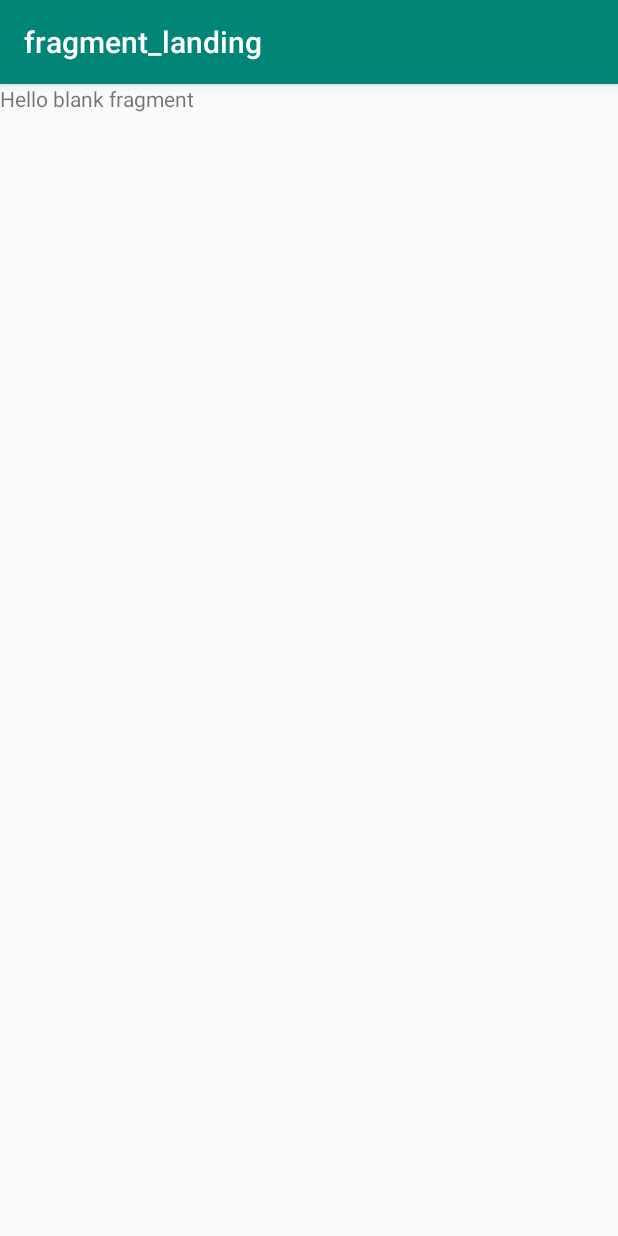
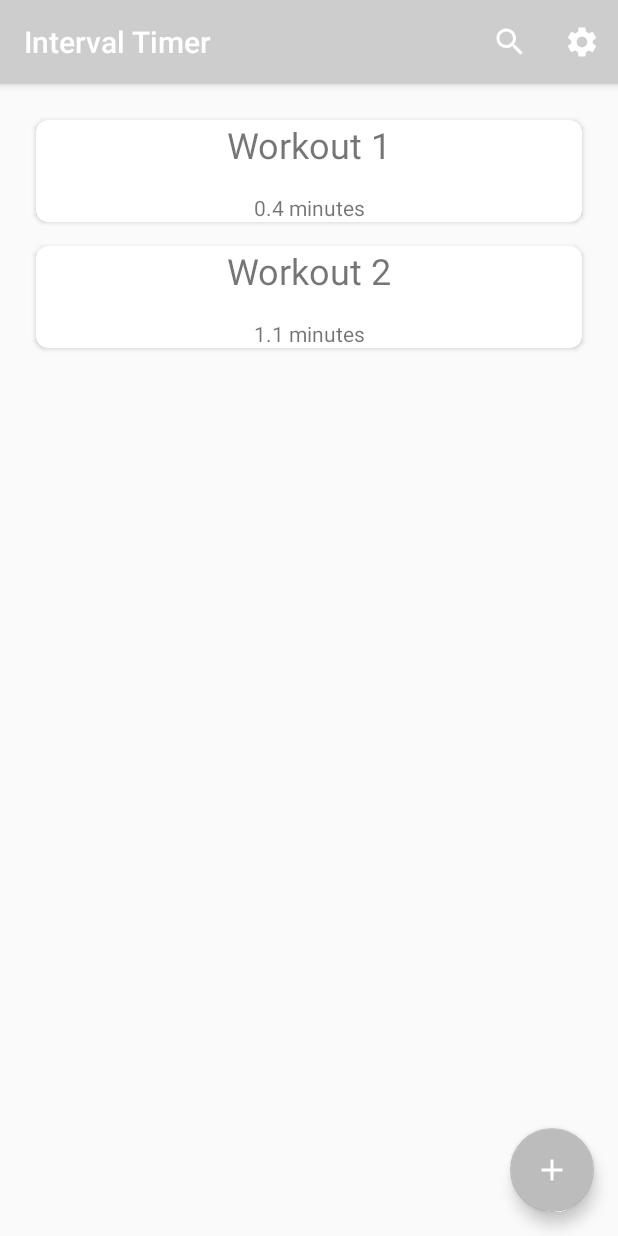
Before and after one commit to JacobHearst/IntervalTimer, an Android app: the screen it shows after launch (MainActivity), on a phone screen of 412 x 824 dp. Run offline under Robolectric (Android 15) with nearby library versions, the phone set to English and light mode, and no system bars; our stand-ins replace navigation-ui.

Commit message:
Create main screen
Created screen for viewing all workouts. Workout class was created.

```diff
--- a/app/src/main/java/com/example/intervaltimer/LandingFragment.kt
+++ b/app/src/main/java/com/example/intervaltimer/LandingFragment.kt
@@ -5,20 +5,46 @@ import android.os.Bundle
 import android.view.LayoutInflater
 import android.view.View
 import android.view.ViewGroup
+import android.widget.Toast
 import androidx.fragment.app.Fragment
+import androidx.recyclerview.widget.LinearLayoutManager
+import androidx.recyclerview.widget.RecyclerView
+import com.example.subshop.WorkoutCardAdapter
+import com.google.android.material.floatingactionbutton.FloatingActionButton
+import kotlinx.android.synthetic.main.fragment_landing.view.*
 
 /**
  * A simple [Fragment] subclass.
  */
 class LandingFragment : Fragment() {
 
+    var recyclerLayout: LinearLayoutManager? = null
+    var recyclerAdapter: WorkoutCardAdapter? = null
+
     override fun onCreateView(
         inflater: LayoutInflater, container: ViewGroup?,
         savedInstanceState: Bundle?
     ): View? {
         // Inflate the layout for this fragment
-        return inflater.inflate(R.layout.fragment_landing, container, false)
+        val rootView = inflater.inflate(R.layout.fragment_landing, container, false)
+
+        val mFab = rootView.addWorkoutButton//rootView.findViewById<FloatingActionButton>(R.id.addWorkoutButton)
+        mFab?.setOnClickListener {
+            Toast.makeText(this.context, "TODO: Navigate to new workout screen", Toast.LENGTH_LONG).show()
+        }
+
+        val workouts = listOf<Workout>(Workout("Workout 1", 0.4, false),
+                                       Workout("Workout 2", 1.1, true))
+
+        recyclerLayout = LinearLayoutManager(this.context)
+        recyclerAdapter = WorkoutCardAdapter(workouts)
+
+        rootView.findViewById<RecyclerView>(R.id.cardRecyclerView).apply {
+            layoutManager = recyclerLayout
+            adapter = recyclerAdapter
+        }
+
+        return rootView
     }
 
-
 }
--- a/app/src/main/java/com/example/intervaltimer/MainActivity.kt
+++ b/app/src/main/java/com/example/intervaltimer/MainActivity.kt
@@ -1,6 +1,8 @@
 package com.example.intervaltimer
 
 import android.os.Bundle
+import android.view.Menu
+import android.view.MenuItem
 import androidx.appcompat.app.AppCompatActivity
 import androidx.navigation.findNavController
 import androidx.navigation.ui.NavigationUI
@@ -23,4 +25,14 @@ class MainActivity : AppCompatActivity() {
         val navController = this.findNavController(R.id.navHostFragment)
         return navController.navigateUp()
     }
+
+    override fun onCreateOptionsMenu(menu: Menu): Boolean {
+        // Inflate the menu; this adds items to the action bar if it is present.
+        getMenuInflater().inflate(R.menu.main_menu, menu)
+        return true
+    }
+
+    override fun onOptionsItemSelected(item: MenuItem): Boolean {
+        return super.onOptionsItemSelected(item)
+    }
 }
--- /dev/null
+++ b/app/src/main/java/com/example/intervaltimer/Workout.kt
@@ -0,0 +1,7 @@
+package com.example.intervaltimer
+
+data class Workout(var name: String,
+                   var time: Double,
+                   var isFavorite: Boolean) {
+
+}
--- /dev/null
+++ b/app/src/main/java/com/example/intervaltimer/WorkoutCardAdapter.kt
@@ -0,0 +1,85 @@
+package com.example.subshop
+
+import android.view.LayoutInflater
+import android.view.View
+import android.view.ViewGroup
+import android.widget.TextView
+import androidx.recyclerview.widget.RecyclerView
+import com.example.intervaltimer.R
+import com.example.intervaltimer.Workout
+import java.util.*
+
+/**
+ * Adapter class for the Workou recycler view.
+ *
+ * @property workouts List of workouts to display
+ */
+class WorkoutCardAdapter(): RecyclerView.Adapter<WorkoutCardAdapter.WorkoutHolder>() {
+
+    private var workouts: List<Workout>? = null
+
+    constructor(workouts: List<Workout>) : this(){
+        this.workouts = workouts
+    }
+
+    /**
+     * Holds a simple view to display information about the workout
+     *
+     * @param workoutView View to display
+     */
+    class WorkoutHolder(val workoutView: View): RecyclerView.ViewHolder(workoutView)
+
+    /**
+     * Sets the workouts to display
+     *
+     * @param newWorkoutList List to display
+     */
+    fun setWorkouts(newWorkoutList: List<Workout>) {
+        workouts = newWorkoutList
+
+        notifyDataSetChanged()
+    }
+
+    /**
+     * Gets the number of items in the list to display
+     *
+     * @return Number of items
+     */
+    override fun getItemCount(): Int {
+        return workouts?.size ?: 0
+    }
+
+    /**
+     * Creates simple view for the workout information
+     */
+    override fun onCreateViewHolder(parent: ViewGroup, viewType: Int): WorkoutHolder {
+        val view = (LayoutInflater.from(parent.context).inflate(R.layout.workout_card, parent, false))
+
+        return WorkoutHolder(view)
+    }
+
+    /**
+     * Modifies the data of the inflated view, adding information about the workout
+     *
+     * @param holder Class to modify
+     * @param position Position in list to modify
+     */
+    override fun onBindViewHolder(holder: WorkoutHolder, position: Int) {
+
+        // TODO: Databinding
+        val workoutName = holder.workoutView.findViewById<TextView>(R.id.workoutNameText)
+        val workoutTime = holder.workoutView.findViewById<TextView>(R.id.workoutTimeText)
+
+        if(workouts != null) {
+            val workout = workouts?.get(position) ?: Workout("", 0.0, false);
+
+            workoutName.text = workout.name
+            workoutTime.text = workout.time.toString() + " minutes"
+        }
+        else {
+
+            workoutName.text = "ERROR"
+            workoutTime.text = "ERROR"
+        }
+    }
+}
--- /dev/null
+++ b/app/src/main/res/drawable/ic_plus.xml
@@ -0,0 +1,5 @@
+<vector android:height="24dp" android:tint="#FFFFFF"
+    android:viewportHeight="24.0" android:viewportWidth="24.0"
+    android:width="24dp" xmlns:android="http://schemas.android.com/apk/res/android">
+    <path android:fillColor="#FF000000" android:pathData="M19,13h-6v6h-2v-6H5v-2h6V5h2v6h6v2z"/>
+</vector>
--- /dev/null
+++ b/app/src/main/res/drawable/ic_search.xml
@@ -0,0 +1,5 @@
+<vector android:height="24dp" android:tint="#FFFFFF"
+    android:viewportHeight="24.0" android:viewportWidth="24.0"
+    android:width="24dp" xmlns:android="http://schemas.android.com/apk/res/android">
+    <path android:fillColor="#FF000000" android:pathData="M15.5,14h-0.79l-0.28,-0.27C15.41,12.59 16,11.11 16,9.5 16,5.91 13.09,3 9.5,3S3,5.91 3,9.5 5.91,16 9.5,16c1.61,0 3.09,-0.59 4.23,-1.57l0.27,0.28v0.79l5,4.99L20.49,19l-4.99,-5zM9.5,14C7.01,14 5,11.99 5,9.5S7.01,5 9.5,5 14,7.01 14,9.5 11.99,14 9.5,14z"/>
+</vector>
--- /dev/null
+++ b/app/src/main/res/drawable/ic_setting.xml
@@ -0,0 +1,5 @@
+<vector android:height="24dp" android:tint="#FFFFFF"
+    android:viewportHeight="24" android:viewportWidth="24"
+    android:width="24dp" xmlns:android="http://schemas.android.com/apk/res/android">
+    <path android:fillColor="#FF000000" android:pathData="M19.1,12.9a2.8,2.8 0,0 0,0.1 -0.9,2.8 2.8,0 0,0 -0.1,-0.9l2.1,-1.6a0.7,0.7 0,0 0,0.1 -0.6L19.4,5.5a0.7,0.7 0,0 0,-0.6 -0.2l-2.4,1a6.5,6.5 0,0 0,-1.6 -0.9l-0.4,-2.6a0.5,0.5 0,0 0,-0.5 -0.4H10.1a0.5,0.5 0,0 0,-0.5 0.4L9.3,5.4a5.6,5.6 0,0 0,-1.7 0.9l-2.4,-1a0.4,0.4 0,0 0,-0.5 0.2l-2,3.4c-0.1,0.2 0,0.4 0.2,0.6l2,1.6a2.8,2.8 0,0 0,-0.1 0.9,2.8 2.8,0 0,0 0.1,0.9L2.8,14.5a0.7,0.7 0,0 0,-0.1 0.6l1.9,3.4a0.7,0.7 0,0 0,0.6 0.2l2.4,-1a6.5,6.5 0,0 0,1.6 0.9l0.4,2.6a0.5,0.5 0,0 0,0.5 0.4h3.8a0.5,0.5 0,0 0,0.5 -0.4l0.3,-2.6a5.6,5.6 0,0 0,1.7 -0.9l2.4,1a0.4,0.4 0,0 0,0.5 -0.2l2,-3.4c0.1,-0.2 0,-0.4 -0.2,-0.6ZM12,15.6A3.6,3.6 0,1 1,15.6 12,3.6 3.6,0 0,1 12,15.6Z"/>
+</vector>
--- a/app/src/main/res/layout/fragment_landing.xml
+++ b/app/src/main/res/layout/fragment_landing.xml
@@ -1,14 +1,35 @@
 <?xml version="1.0" encoding="utf-8"?>
-<FrameLayout xmlns:android="http://schemas.android.com/apk/res/android"
+<androidx.constraintlayout.widget.ConstraintLayout xmlns:android="http://schemas.android.com/apk/res/android"
+    xmlns:app="http://schemas.android.com/apk/res-auto"
     xmlns:tools="http://schemas.android.com/tools"
+    android:id="@+id/frameLayout"
     android:layout_width="match_parent"
     android:layout_height="match_parent"
-    tools:context=".LandingFragment">
+    tools:context=".LandingFragment" >
 
-    <!-- TODO: Update blank fragment layout -->
-    <TextView
+    <androidx.recyclerview.widget.RecyclerView
+        android:id="@+id/cardRecyclerView"
         android:layout_width="match_parent"
         android:layout_height="match_parent"
-        android:text="@string/hello_blank_fragment" />
+        android:layout_marginStart="16dp"
+        android:layout_marginTop="16dp"
+        android:layout_marginEnd="16dp"
+        android:layout_marginBottom="16dp"
+        app:layout_constraintBottom_toBottomOf="parent"
+        app:layout_constraintEnd_toEndOf="parent"
+        app:layout_constraintStart_toStartOf="parent"
+        app:layout_constraintTop_toTopOf="parent" />
 
-</FrameLayout>
+    <com.google.android.material.floatingactionbutton.FloatingActionButton
+        android:id="@+id/addWorkoutButton"
+        android:layout_width="wrap_content"
+        android:layout_height="wrap_content"
+        android:layout_marginEnd="16dp"
+        android:layout_marginBottom="16dp"
+        android:clickable="true"
+        android:src="@drawable/ic_plus"
+        app:backgroundTint="#BCBCBC"
+        app:layout_constraintBottom_toBottomOf="parent"
+        app:layout_constraintEnd_toEndOf="parent" />
+
+</androidx.constraintlayout.widget.ConstraintLayout>
--- /dev/null
+++ b/app/src/main/res/layout/workout_card.xml
@@ -0,0 +1,41 @@
+<?xml version="1.0" encoding="utf-8"?>
+<LinearLayout xmlns:android="http://schemas.android.com/apk/res/android"
+    android:layout_width="match_parent"
+    android:layout_height="wrap_content"
+    xmlns:app="http://schemas.android.com/apk/res-auto"
+    android:orientation="vertical">
+
+    <androidx.cardview.widget.CardView
+        android:layout_width="match_parent"
+        android:layout_height="match_parent"
+        android:layout_marginStart="8dp"
+        android:layout_marginTop="8dp"
+        android:layout_marginEnd="8dp"
+        android:layout_marginBottom="8dp"
+        app:cardBackgroundColor="@color/cardview_light_background"
+        app:cardCornerRadius="8dp">
+
+        <LinearLayout
+            android:layout_width="match_parent"
+            android:layout_height="match_parent"
+            android:orientation="vertical">
+
+            <TextView
+                android:id="@+id/workoutNameText"
+                android:layout_width="match_parent"
+                android:layout_height="wrap_content"
+                android:layout_marginBottom="16dp"
+                android:text="Sample Workout Name"
+                android:textAlignment="center"
+                android:textSize="24sp" />
+
+            <TextView
+                android:id="@+id/workoutTimeText"
+                android:layout_width="match_parent"
+                android:layout_height="wrap_content"
+                android:text="10:05"
+                android:textAlignment="center" />
+        </LinearLayout>
+    </androidx.cardview.widget.CardView>
+
+</LinearLayout>
--- /dev/null
+++ b/app/src/main/res/menu/main_menu.xml
@@ -0,0 +1,17 @@
+<?xml version="1.0" encoding="utf-8"?>
+<menu xmlns:app="http://schemas.android.com/apk/res-auto"
+    xmlns:android="http://schemas.android.com/apk/res/android">
+
+    <item android:id="@+id/action_search"
+        android:title="Search"
+        android:icon="@drawable/ic_search"
+        android:orderInCategory="100"
+        app:showAsAction="always" />
+
+    <item android:id="@+id/action_settings"
+        android:title="Settings"
+        android:icon="@drawable/ic_setting"
+        android:orderInCategory="100"
+        app:showAsAction="always" />
+
+</menu>
--- a/app/src/main/res/navigation/navigation.xml
+++ b/app/src/main/res/navigation/navigation.xml
@@ -9,6 +9,6 @@
     <fragment
         android:id="@+id/landingFragment"
         android:name="com.example.intervaltimer.LandingFragment"
-        android:label="fragment_landing"
+        android:label="Interval Timer"
         tools:layout="@layout/fragment_landing" />
 </navigation>
--- a/app/src/main/res/values/colors.xml
+++ b/app/src/main/res/values/colors.xml
@@ -1,6 +1,6 @@
 <?xml version="1.0" encoding="utf-8"?>
 <resources>
-    <color name="colorPrimary">#008577</color>
-    <color name="colorPrimaryDark">#00574B</color>
-    <color name="colorAccent">#D81B60</color>
+    <color name="colorPrimary">#CDCDCD</color>
+    <color name="colorPrimaryDark">#000000</color>
+    <color name="colorAccent">#FF00C5</color>
 </resources>
```
